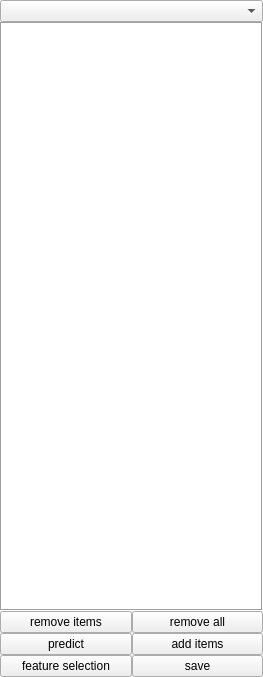
Qt form af/gui/sidebar/AfAnnotationWidget.ui (manerotoni/afw) before a commit.
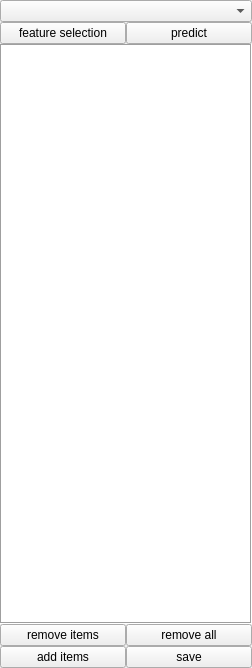
The same form after that commit.

Commit message: Annotation dialog modified

```diff
--- a/af/gui/sidebar/AfAnnotationWidget.ui
+++ b/af/gui/sidebar/AfAnnotationWidget.ui
@@ -6,8 +6,8 @@
    <rect>
     <x>0</x>
     <y>0</y>
-    <width>263</width>
-    <height>677</height>
+    <width>252</width>
+    <height>668</height>
    </rect>
   </property>
   <property name="windowTitle">
@@ -35,6 +35,27 @@
        </property>
       </layout>
      </item>
+     <item>
+      <layout class="QGridLayout" name="gridLayout2">
+       <item row="0" column="1">
+        <widget class="QPushButton" name="predictBtn">
+         <property name="toolTip">
+          <string>&lt;html&gt;&lt;head/&gt;&lt;body&gt;&lt;p&gt;actually trains and predicts...&lt;/p&gt;&lt;/body&gt;&lt;/html&gt;</string>
+         </property>
+         <property name="text">
+          <string>predict</string>
+         </property>
+        </widget>
+       </item>
+       <item row="0" column="0">
+        <widget class="QPushButton" name="featureBtn">
+         <property name="text">
+          <string>feature selection</string>
+         </property>
+        </widget>
+       </item>
+      </layout>
+     </item>
      <item>
       <widget class="QTreeView" name="treeview">
        <property name="sizePolicy">
@@ -89,20 +110,20 @@
      </item>
      <item>
       <layout class="QGridLayout" name="gridLayout">
-       <item row="3" column="1">
+       <item row="1" column="0">
+        <widget class="QPushButton" name="addBtn">
+         <property name="text">
+          <string>add items</string>
+         </property>
+        </widget>
+       </item>
+       <item row="1" column="1">
         <widget class="QPushButton" name="saveBtn">
          <property name="text">
           <string>save</string>
          </property>
         </widget>
        </item>
-       <item row="0" column="0">
-        <widget class="QPushButton" name="removeBtn">
-         <property name="text">
-          <string>remove items</string>
-         </property>
-        </widget>
-       </item>
        <item row="0" column="1">
         <widget class="QPushButton" name="removeAllBtn">
          <property name="text">
@@ -110,27 +131,10 @@
          </property>
         </widget>
        </item>
-       <item row="1" column="1">
-        <widget class="QPushButton" name="addBtn">
+       <item row="0" column="0">
+        <widget class="QPushButton" name="removeBtn">
          <property name="text">
-          <string>add items</string>
-         </property>
-        </widget>
-       </item>
-       <item row="1" column="0">
-        <widget class="QPushButton" name="predictBtn">
-         <property name="toolTip">
-          <string>&lt;html&gt;&lt;head/&gt;&lt;body&gt;&lt;p&gt;actually trains and predicts...&lt;/p&gt;&lt;/body&gt;&lt;/html&gt;</string>
-         </property>
-         <property name="text">
-          <string>predict</string>
-         </property>
-        </widget>
-       </item>
-       <item row="3" column="0">
-        <widget class="QPushButton" name="featureBtn">
-         <property name="text">
-          <string>feature selection</string>
+          <string>remove items</string>
          </property>
         </widget>
        </item>
```
